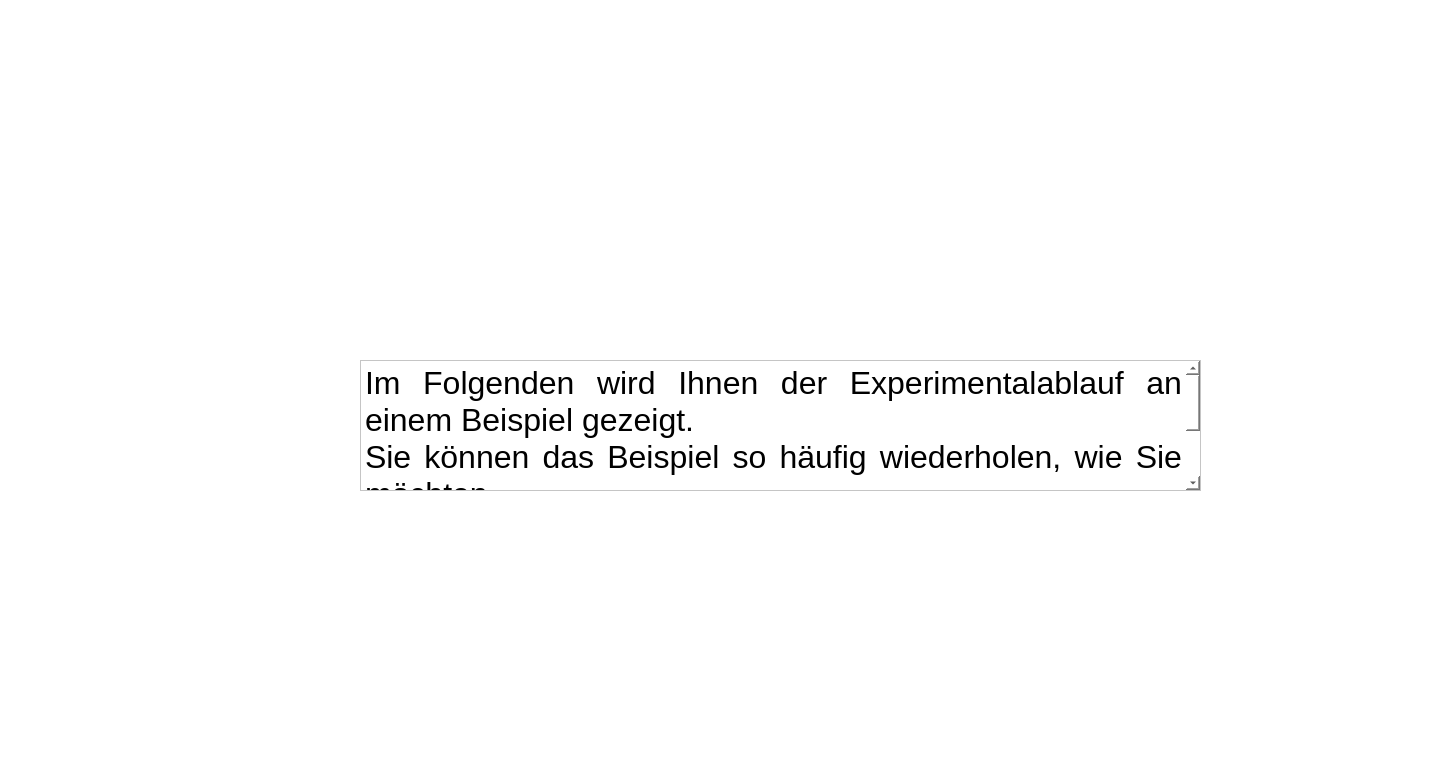
First picture: the form in forms/test_start.ui, repository IKI-Lab/auscultation_AI_noise_exp, before the edit.
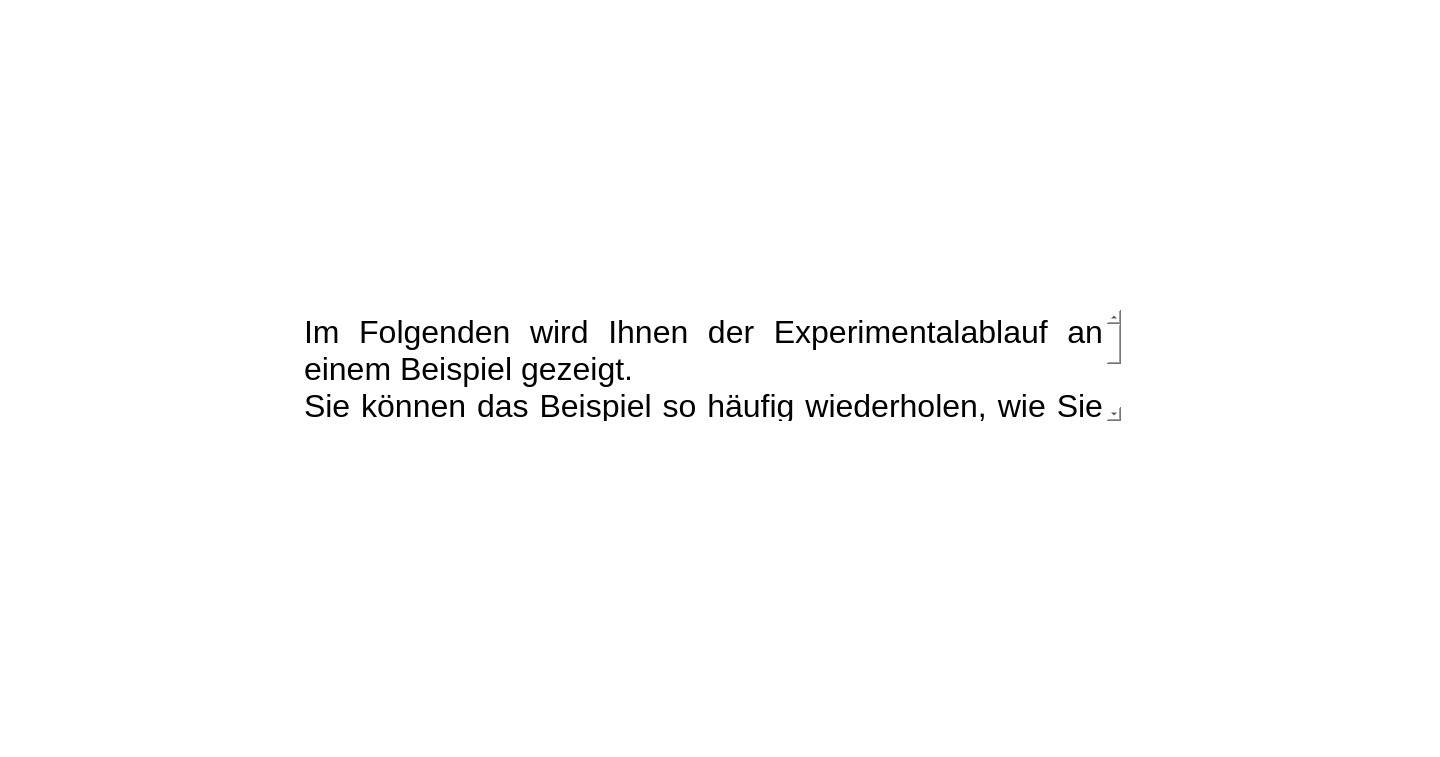
Second picture: the form after the edit.

```diff
--- a/forms/test_start.ui
+++ b/forms/test_start.ui
@@ -62,12 +62,15 @@
    <widget class="QTextBrowser" name="textBrowser">
     <property name="geometry">
      <rect>
-      <x>400</x>
-      <y>380</y>
-      <width>841</width>
-      <height>131</height>
+      <x>340</x>
+      <y>330</y>
+      <width>821</width>
+      <height>111</height>
      </rect>
     </property>
+    <property name="frameShape">
+     <enum>QFrame::NoFrame</enum>
+    </property>
     <property name="html">
      <string>&lt;!DOCTYPE HTML PUBLIC &quot;-//W3C//DTD HTML 4.0//EN&quot; &quot;http://www.w3.org/TR/REC-html40/strict.dtd&quot;&gt;
 &lt;html&gt;&lt;head&gt;&lt;meta name=&quot;qrichtext&quot; content=&quot;1&quot; /&gt;&lt;style type=&quot;text/css&quot;&gt;
```
